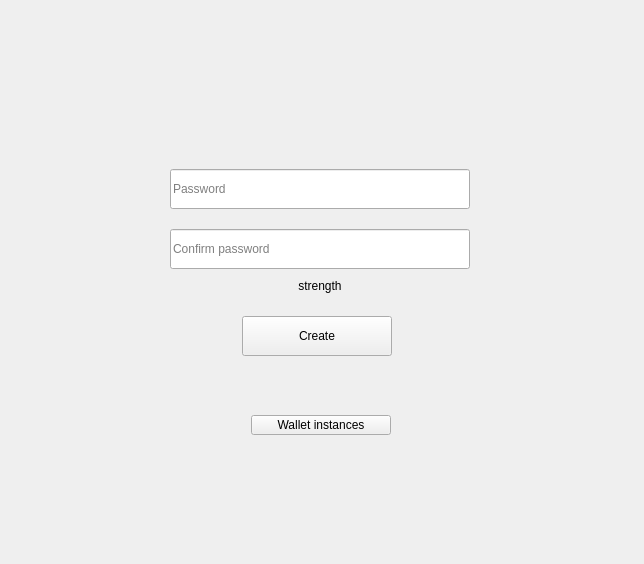
Above: windows/a_initaccount.ui from 0xkobe/mwc-wallet before the change. Below: the same form after it.
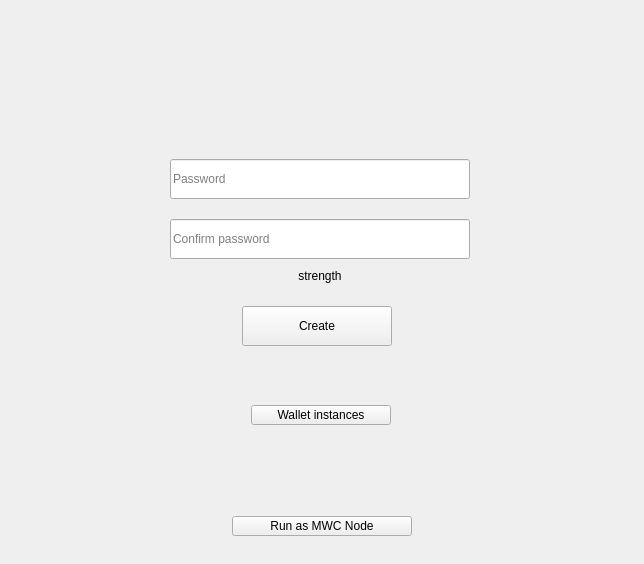
That is the form after the change. Icons and pictures are not drawn. Custom widgets are drawn as their Qt base class.

```diff
--- a/windows/a_initaccount.ui
+++ b/windows/a_initaccount.ui
@@ -13,22 +13,10 @@
   <property name="windowTitle">
    <string>Form</string>
   </property>
-  <layout class="QVBoxLayout" name="verticalLayout" stretch="2,0,1,0,3">
+  <layout class="QVBoxLayout" name="verticalLayout" stretch="4,0,2,0,5,0,1">
    <property name="spacing">
     <number>0</number>
    </property>
-   <property name="leftMargin">
-    <number>0</number>
-   </property>
-   <property name="topMargin">
-    <number>0</number>
-   </property>
-   <property name="rightMargin">
-    <number>0</number>
-   </property>
-   <property name="bottomMargin">
-    <number>0</number>
-   </property>
    <item>
     <spacer name="verticalSpacer_3">
      <property name="orientation">
@@ -392,6 +380,79 @@
      </item>
     </layout>
    </item>
+   <item>
+    <spacer name="verticalSpacer_4">
+     <property name="orientation">
+      <enum>Qt::Vertical</enum>
+     </property>
+     <property name="sizeHint" stdset="0">
+      <size>
+       <width>20</width>
+       <height>82</height>
+      </size>
+     </property>
+    </spacer>
+   </item>
+   <item>
+    <layout class="QHBoxLayout" name="horizontalLayout_2">
+     <item>
+      <spacer name="horizontalSpacer">
+       <property name="orientation">
+        <enum>Qt::Horizontal</enum>
+       </property>
+       <property name="sizeHint" stdset="0">
+        <size>
+         <width>4</width>
+         <height>4</height>
+        </size>
+       </property>
+      </spacer>
+     </item>
+     <item>
+      <widget class="control::MwcPushButtonTinyUnderline" name="runOnlineNodeButton">
+       <property name="minimumSize">
+        <size>
+         <width>180</width>
+         <height>20</height>
+        </size>
+       </property>
+       <property name="maximumSize">
+        <size>
+         <width>180</width>
+         <height>20</height>
+        </size>
+       </property>
+       <property name="font">
+        <font>
+         <underline>false</underline>
+        </font>
+       </property>
+       <property name="toolTip">
+        <string>Rin as online MWC Node</string>
+       </property>
+       <property name="styleSheet">
+        <string notr="true"/>
+       </property>
+       <property name="text">
+        <string>Run as MWC Node</string>
+       </property>
+      </widget>
+     </item>
+     <item>
+      <spacer name="horizontalSpacer_2">
+       <property name="orientation">
+        <enum>Qt::Horizontal</enum>
+       </property>
+       <property name="sizeHint" stdset="0">
+        <size>
+         <width>4</width>
+         <height>4</height>
+        </size>
+       </property>
+      </spacer>
+     </item>
+    </layout>
+   </item>
    <item>
     <spacer name="verticalSpacer">
      <property name="orientation">
```
